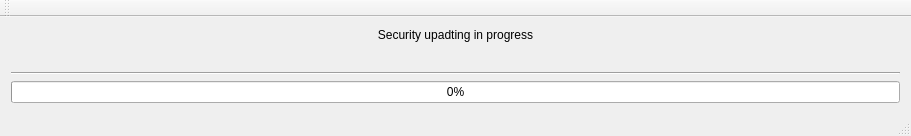
Old version of the form mainwindow.ui in the repository PeishengYE/Qt_kids_computer_control.
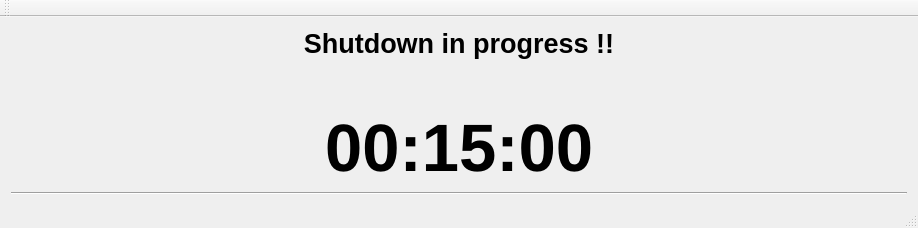
New version of the form. Icons and pictures are not drawn.

Diff of the .ui file:
```diff
--- a/mainwindow.ui
+++ b/mainwindow.ui
@@ -6,8 +6,8 @@
    <rect>
     <x>0</x>
     <y>0</y>
-    <width>911</width>
-    <height>136</height>
+    <width>918</width>
+    <height>228</height>
    </rect>
   </property>
   <property name="windowTitle">
@@ -22,6 +22,8 @@
    </property>
    <layout class="QVBoxLayout" name="verticalLayout">
     <item>
+     <layout class="QVBoxLayout" name="verticalLayout_2">
+      <item>
      <widget class="QLabel" name="label">
       <property name="minimumSize">
        <size>
@@ -35,8 +37,15 @@
         <height>16777215</height>
        </size>
       </property>
+        <property name="font">
+         <font>
+          <pointsize>20</pointsize>
+          <weight>75</weight>
+          <bold>true</bold>
+         </font>
+        </property>
       <property name="text">
-       <string>Security upadting in progress</string>
+         <string>Shutdown in progress !!</string>
       </property>
       <property name="textFormat">
        <enum>Qt::AutoText</enum>
@@ -50,19 +59,31 @@
      </widget>
     </item>
     <item>
+       <widget class="QLabel" name="label_2">
+        <property name="font">
+         <font>
+          <pointsize>50</pointsize>
+          <weight>75</weight>
+          <bold>true</bold>
+         </font>
+        </property>
+        <property name="text">
+         <string>00:15:00</string>
+        </property>
+        <property name="alignment">
+         <set>Qt::AlignCenter</set>
+        </property>
+       </widget>
+      </item>
+     </layout>
+    </item>
+    <item>
      <widget class="Line" name="line">
       <property name="orientation">
        <enum>Qt::Horizontal</enum>
       </property>
      </widget>
     </item>
-    <item>
-     <widget class="QProgressBar" name="patchProgress">
-      <property name="value">
-       <number>0</number>
-      </property>
-     </widget>
-    </item>
    </layout>
   </widget>
   <widget class="QMenuBar" name="menuBar">
```
Left out of the diff: 2 changed lines with no effect on the pictures. Lines whose indentation alone changed are shown as unchanged.
